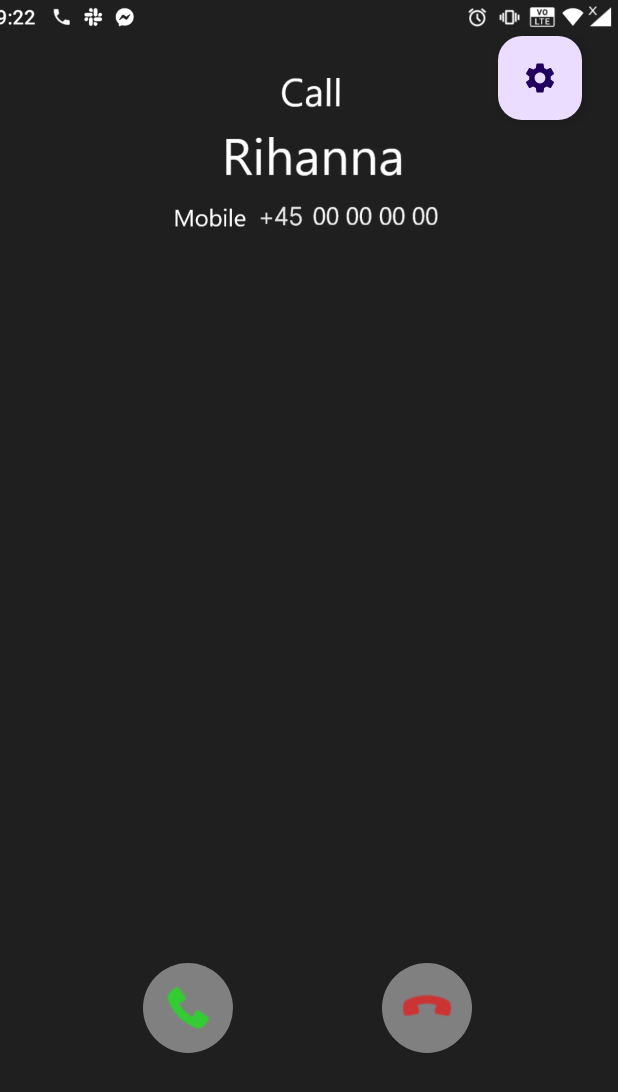
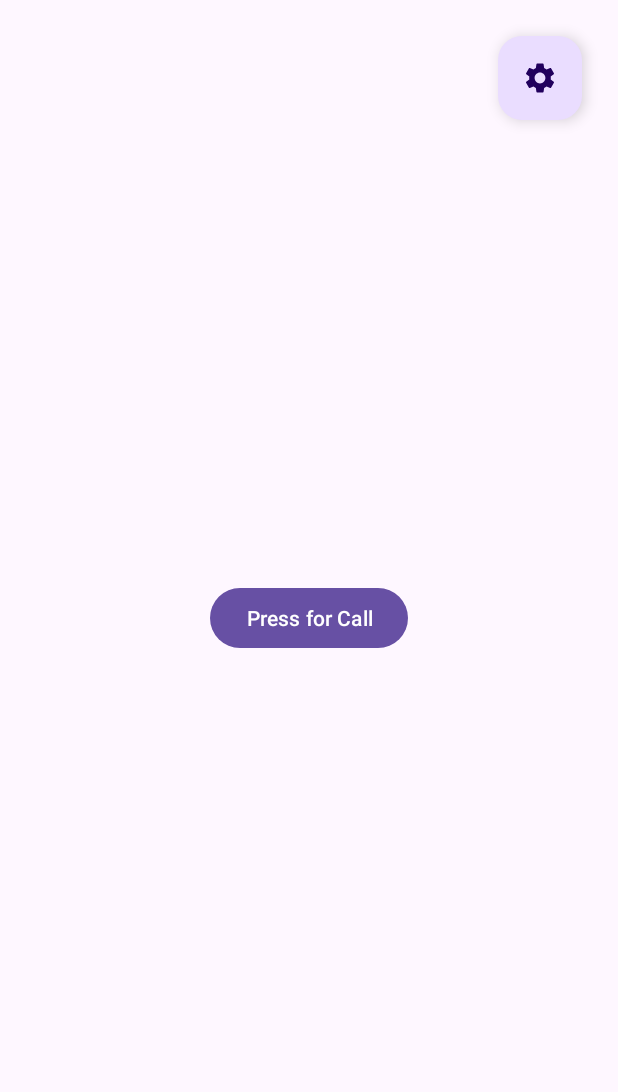
Before and after one commit to ThanosSoulis/mobile-computing-dexterous-gestures, an Android app: the layout activity_main.xml on its own in the app's theme, with its tools: preview values and no code run, on a phone screen of 412 x 824 dp. Shown: the top 1092 px of the screen. Run offline under Robolectric (Android 15) with nearby library versions, the phone set to English and light mode, and no system bars.

Commit message:
Semi-finished user study. Main Activity starts the Phone Call. Declining brings the Idle Activity.

```diff
--- a/app/src/main/res/layout/activity_main.xml
+++ b/app/src/main/res/layout/activity_main.xml
@@ -11,6 +11,7 @@
         android:id="@+id/settings"
         android:layout_width="wrap_content"
         android:layout_height="wrap_content"
+        android:contentDescription="Settings"
         android:layout_gravity="end|bottom"
         android:layout_margin="24dp"
         android:src="@drawable/baseline_settings_24"
@@ -25,46 +26,17 @@
         android:scaleType="centerCrop"
         app:layout_constraintBottom_toBottomOf="parent"
         app:layout_constraintEnd_toEndOf="parent"
-        app:layout_constraintHorizontal_bias="1.0"
         app:layout_constraintStart_toStartOf="parent"
-        app:layout_constraintTop_toTopOf="parent"
-        app:layout_constraintVertical_bias="1.0"
-        app:srcCompat="@drawable/screenshot_20230522_192254" />
+        app:layout_constraintTop_toTopOf="parent" />
 
-    <ImageButton
-        android:id="@+id/accept_button"
-        android:layout_width="60dip"
-        android:layout_height="60dip"
-        android:background="@drawable/round_button"
-        android:padding="12dip"
-        android:rotation="270"
-        android:scaleType="fitCenter"
-        android:tint="#00FF00"
-        android:contentDescription="@string/decline_desc"
+    <Button
+        android:id="@+id/call_button"
+        android:layout_width="wrap_content"
+        android:layout_height="wrap_content"
+        android:text="Press for Call"
         app:layout_constraintBottom_toBottomOf="parent"
         app:layout_constraintEnd_toEndOf="parent"
-        app:layout_constraintHorizontal_bias="0.27"
         app:layout_constraintStart_toStartOf="parent"
-        app:layout_constraintTop_toTopOf="parent"
-        app:layout_constraintVertical_bias="0.84"
-        app:srcCompat="@android:drawable/ic_menu_call" />
-
-    <ImageButton
-        android:id="@+id/decline_button"
-        android:layout_width="60dip"
-        android:layout_height="60dip"
-        android:background="@drawable/round_button"
-        android:padding="12dip"
-        android:rotation="45"
-        android:scaleType="fitCenter"
-        android:tint="#FF0000"
-        android:contentDescription="@string/accept_desc"
-        app:layout_constraintBottom_toBottomOf="parent"
-        app:layout_constraintEnd_toEndOf="parent"
-        app:layout_constraintHorizontal_bias="0.723"
-        app:layout_constraintStart_toStartOf="parent"
-        app:layout_constraintTop_toTopOf="parent"
-        app:layout_constraintVertical_bias="0.84"
-        app:srcCompat="@android:drawable/ic_menu_call" />
+        app:layout_constraintTop_toTopOf="parent" />
 
 </androidx.constraintlayout.widget.ConstraintLayout>
```
Also changed, not shown: app/src/main/AndroidManifest.xml (+11 -1 lines), app/src/main/java/com/example/dexterous_gestures/IdleActivity.java (added, +14 -0 lines), app/src/main/java/com/example/dexterous_gestures/MainActivity.java (+18 -92 lines), app/src/main/java/com/example/dexterous_gestures/PhoneCallActivity.java (added, +122 -0 lines), app/src/main/res/layout/activity_idle.xml (added, +21 -0 lines), app/src/main/res/layout/activity_phone_call.xml (added, +62 -0 lines), app/src/main/res/drawable/android10_home_screen_on_pixel_phone.png (added), 2 other files.
